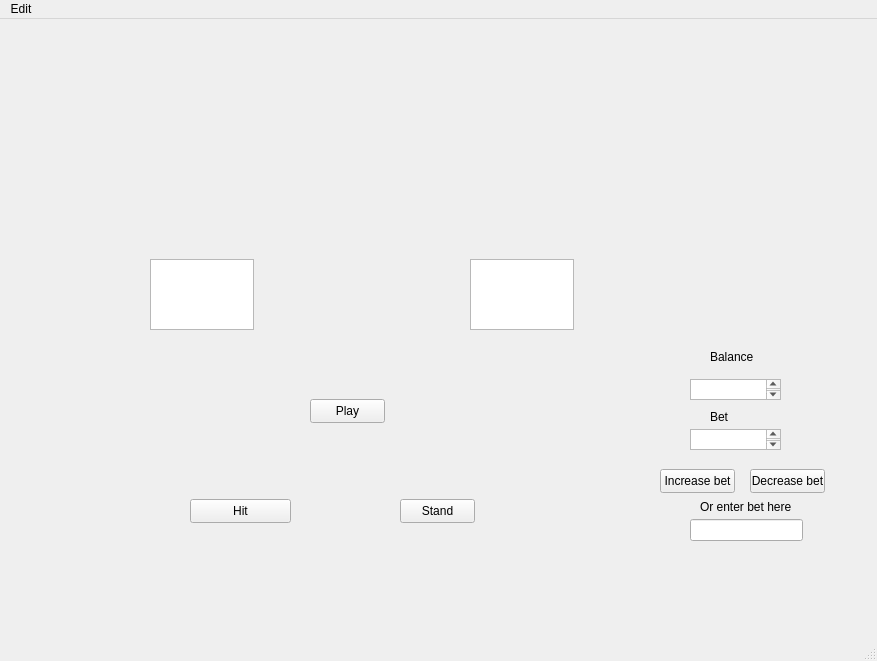
Old version of the form mainwindow.ui in the repository Eugene1703/BlackJack_QT.
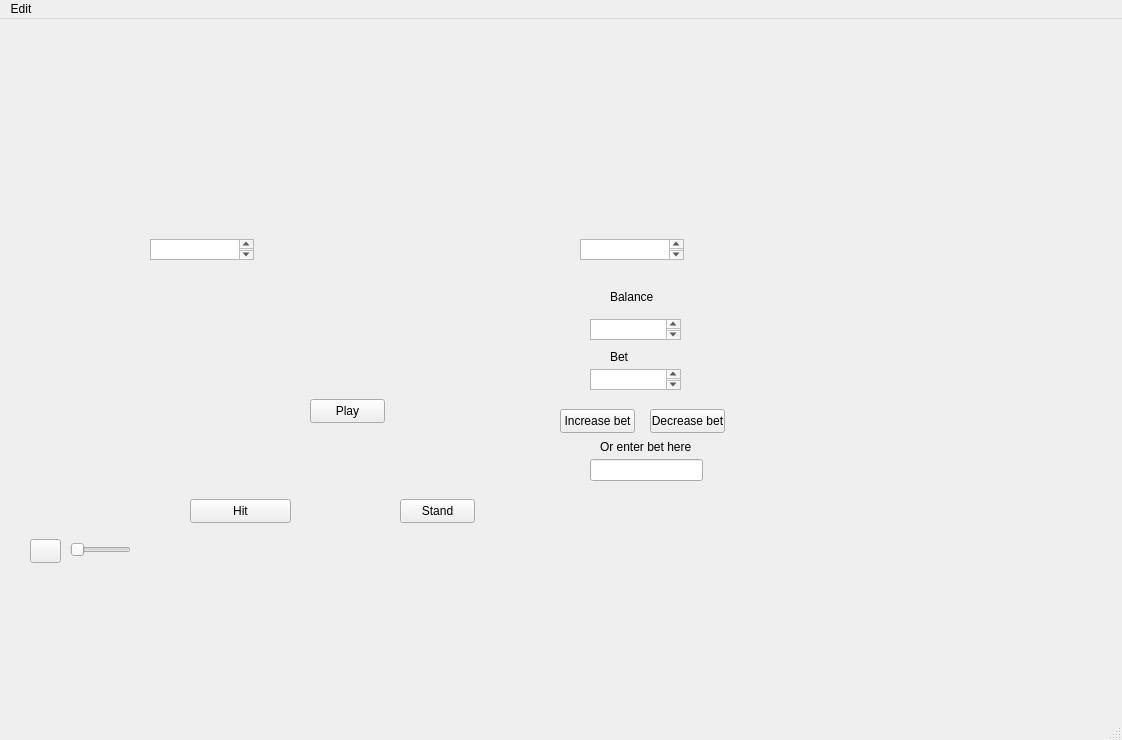
New version of the form.

Diff of the .ui file:
```diff
--- a/mainwindow.ui
+++ b/mainwindow.ui
@@ -6,8 +6,8 @@
    <rect>
     <x>0</x>
     <y>0</y>
-    <width>877</width>
-    <height>661</height>
+    <width>1122</width>
+    <height>740</height>
    </rect>
   </property>
   <property name="windowTitle">
@@ -44,27 +44,27 @@
     <property name="geometry">
      <rect>
       <x>150</x>
-      <y>240</y>
+      <y>220</y>
       <width>104</width>
-      <height>71</height>
+      <height>21</height>
      </rect>
     </property>
    </widget>
    <widget class="QTextEdit" name="dealerTextEdit">
     <property name="geometry">
      <rect>
-      <x>470</x>
-      <y>240</y>
+      <x>580</x>
+      <y>220</y>
       <width>104</width>
-      <height>71</height>
+      <height>21</height>
      </rect>
     </property>
    </widget>
    <widget class="QTextEdit" name="betTextEdit">
     <property name="geometry">
      <rect>
-      <x>690</x>
-      <y>410</y>
+      <x>590</x>
+      <y>350</y>
       <width>91</width>
       <height>21</height>
      </rect>
@@ -73,8 +73,8 @@
    <widget class="QPushButton" name="increasBetPushButton">
     <property name="geometry">
      <rect>
-      <x>660</x>
-      <y>450</y>
+      <x>560</x>
+      <y>390</y>
       <width>75</width>
       <height>24</height>
      </rect>
@@ -86,8 +86,8 @@
    <widget class="QPushButton" name="decreaseBetPushButton">
     <property name="geometry">
      <rect>
-      <x>750</x>
-      <y>450</y>
+      <x>650</x>
+      <y>390</y>
       <width>75</width>
       <height>24</height>
      </rect>
@@ -99,8 +99,8 @@
    <widget class="QTextEdit" name="balanceTextEdit">
     <property name="geometry">
      <rect>
-      <x>690</x>
-      <y>360</y>
+      <x>590</x>
+      <y>300</y>
       <width>91</width>
       <height>21</height>
      </rect>
@@ -109,8 +109,8 @@
    <widget class="QLineEdit" name="betInsertLineEdit">
     <property name="geometry">
      <rect>
-      <x>690</x>
-      <y>500</y>
+      <x>590</x>
+      <y>440</y>
       <width>113</width>
       <height>22</height>
      </rect>
@@ -119,8 +119,8 @@
    <widget class="QLabel" name="label">
     <property name="geometry">
      <rect>
-      <x>700</x>
-      <y>480</y>
+      <x>600</x>
+      <y>420</y>
       <width>101</width>
       <height>16</height>
      </rect>
@@ -167,8 +167,8 @@
    <widget class="QLabel" name="balanceLabel">
     <property name="geometry">
      <rect>
-      <x>710</x>
-      <y>330</y>
+      <x>610</x>
+      <y>270</y>
       <width>49</width>
       <height>16</height>
      </rect>
@@ -180,8 +180,8 @@
    <widget class="QLabel" name="betTextLabel">
     <property name="geometry">
      <rect>
-      <x>710</x>
-      <y>390</y>
+      <x>610</x>
+      <y>330</y>
       <width>49</width>
       <height>16</height>
      </rect>
@@ -190,13 +190,39 @@
      <string>Bet</string>
     </property>
    </widget>
+   <widget class="QSlider" name="horizontalSlider">
+    <property name="geometry">
+     <rect>
+      <x>70</x>
+      <y>520</y>
+      <width>61</width>
+      <height>22</height>
+     </rect>
+    </property>
+    <property name="orientation">
+     <enum>Qt::Horizontal</enum>
+    </property>
+   </widget>
+   <widget class="QPushButton" name="mutePushButton">
+    <property name="geometry">
+     <rect>
+      <x>30</x>
+      <y>520</y>
+      <width>31</width>
+      <height>24</height>
+     </rect>
+    </property>
+    <property name="text">
+     <string/>
+    </property>
+   </widget>
   </widget>
   <widget class="QMenuBar" name="menubar">
    <property name="geometry">
     <rect>
      <x>0</x>
      <y>0</y>
-     <width>877</width>
+     <width>1122</width>
      <height>22</height>
     </rect>
    </property>
```
